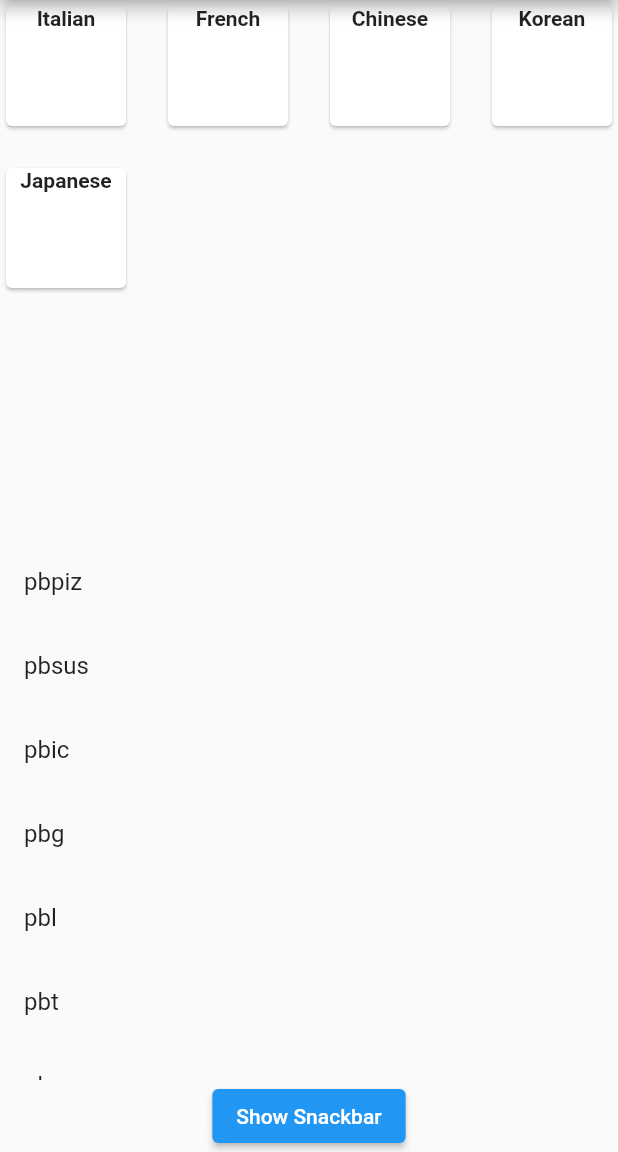
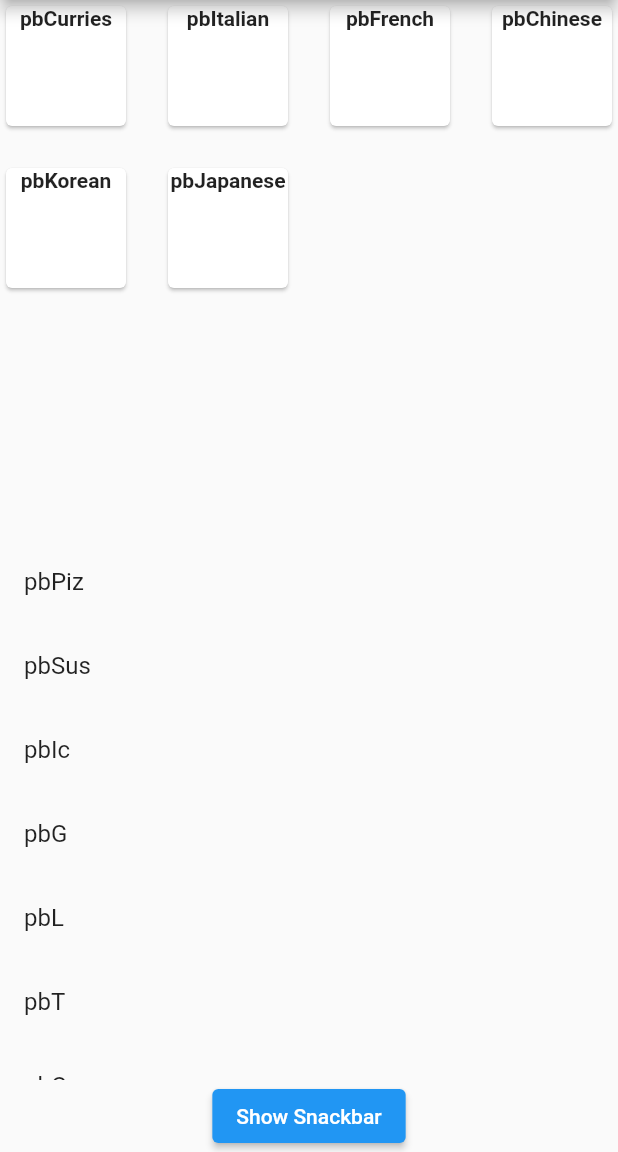
Before and after one commit to nyck33/the-plant-base, a Flutter app: the screen it shows after launch, on a phone screen of 412 x 824 dp, the part 84-1236 px from its top. Run offline on Flutter 3.47's test engine with Material 2 defaults, Android fonts, the phone set to English and light mode, and no system bars; our stand-ins replace dropdown_search, go_router; missing offline and left inert: enum_to_string.

Commit message:
assertion error

```diff
--- a/lib/constants.dart
+++ /dev/null
@@ -1,13 +0,0 @@
-import 'package:flutter/material.dart';
-
-final List<String> menuItems = [
-  'Italian', 'French', 'Chinese', 'Korean', 'Japanese'];
-
-final List<String> foodItems = [
-  'pbpiz', 'pbsus',
-  'pbic', 'pbg',
-  'pbl', 'pbt',
-  'pbc', 'pbf',
-  'pbc', 'pbv',
-  'pbsus'
-];
--- /dev/null
+++ b/lib/constants/constants.dart
@@ -0,0 +1,30 @@
+import 'dart:core';
+import 'package:flutter/material.dart';
+
+const String slash = "/";
+
+//from home
+const List<String> menuItems = [
+  'pbCurries', 'pbItalian', 'pbFrench',
+  'pbChinese', 'pbKorean', 'pbJapanese'
+];
+
+//subcategory of home categories
+const List<String> curries = [
+  'pbKorma', 'pbSweet',
+  'pbMedium', 'pbHot'
+];
+
+const List<String> pizzas = [
+  'pbMargherita', 'pbQuattroStagioni',
+  'pbHamPineapple', 'pbPepperoni',
+];
+
+const List<String> foodItems = [
+  'pbPiz', 'pbSus',
+  'pbIc', 'pbG',
+  'pbL', 'pbT',
+  'pbC', 'pbF',
+  'pbC', 'pbV',
+  'pbSus'
+];
--- a/lib/dropdown_search.dart
+++ b/lib/dropdown_search.dart
@@ -1,6 +1,6 @@
 import 'package:dropdown_search/dropdown_search.dart';
 import 'package:flutter/material.dart';
-import 'constants.dart';
+import 'constants/constants.dart';
 
 class DropdownSearch extends StatelessWidget {
   const DropdownSearch({super.key});
--- /dev/null
+++ b/lib/enums/my_enums.dart
@@ -0,0 +1,33 @@
+enum MyPage{
+  curries,
+
+  //
+  italian,
+}
+
+enum Dish{
+
+  //Italian
+  pbBolognese, pbMargherita, pbBasil, pbQuattroStagioni,
+}
+
+enum Curries{
+  pbKorma, pbSweet, pbMedium, pbHot
+}
+
+/*
+enum Curries{
+
+  const String homePath = '/curries';
+  final List<String> curryTypes = [
+    'pbKorma', 'pbSweet', 'pbMedium', 'pbHot'
+  ];
+
+  indian(homePath: '/curries-indian')
+  const Curries({
+    required this.curryHomePath,
+    required this.curryTypes,
+
+  });
+}
+*/
--- /dev/null
+++ b/lib/homescreen.dart
@@ -0,0 +1,60 @@
+import 'package:flutter/material.dart';
+import 'package:go_router/go_router.dart';
+import 'package:enum_to_string/enum_to_string.dart';
+
+//pages
+import 'menu_items_pages/curries/curries.dart';
+import 'menu_items_pages/italian/italian.dart';
+
+//utilities
+import 'enums/my_enums.dart';
+import 'menu_cards.dart';
+import 'snackbar_page.dart';
+import 'dropdown_search.dart';
+import 'constants/constants.dart';
+
+class HomeScreen extends StatelessWidget {
+  const HomeScreen({Key? key}) : super(key: key);
+
+  @override
+  Widget build(BuildContext context) => Scaffold(
+    appBar: AppBar(
+      centerTitle: true,
+      title: const Text('The Plant Base'),
+    ),
+    body: Column(
+        children:  [
+          MenuCards(),
+          const DropdownSearch(),
+          const SnackBarPage(),
+        ],
+    ),
+    drawer: Drawer(
+      child: ListView(
+        padding: EdgeInsets.zero, //remove padding
+        children: [
+          const DrawerHeader(
+            decoration: BoxDecoration(
+              color: Colors.blue,
+            ),
+            child: Text('Navigation'),
+          ),
+          ListTile(
+              title: const Text('Home'),
+              onTap: () {
+                //update state and close drawer
+                Navigator.pop(context);
+              }),
+          ListTile(
+            title: const Text('Back'),
+            onTap: () {
+              //update the state of the app
+              //close drawer
+              Navigator.pop(context);
+            },
+          ),
+        ],
+      ),
+    ),
+  );
+}
--- a/lib/main.dart
+++ b/lib/main.dart
@@ -1,70 +1,63 @@
 import 'package:flutter/material.dart';
 import 'package:go_router/go_router.dart';
+import 'package:enum_to_string/enum_to_string.dart';
+import 'package:layout/menu_items_pages/curries/details/korma.dart';
 
+//pages
+import 'homescreen.dart';
+import 'menu_items_pages/curries/curries.dart';
+import 'menu_items_pages/italian/italian.dart';
 
+//utilities
+import 'enums/my_enums.dart';
 import 'menu_cards.dart';
 import 'snackbar_page.dart';
 import 'dropdown_search.dart';
+import 'constants/constants.dart';
 
 // Uncomment lines 3 and 6 to view the visual layout at runtime.
 // import 'package:flutter/rendering.dart' show debugPaintSizeEnabled;
 
 void main() {
   //debugPaintSizeEnabled = true;
-  runApp(const PlantBaseApp());
+  runApp(PlantBaseApp());
 }
 
-class PlantBaseApp extends StatefulWidget {
-  const PlantBaseApp({super.key});
+class PlantBaseApp extends StatelessWidget {
+  PlantBaseApp({Key? key}) : super(key: key);
+
+  static const String title = "The Plant Base";
+
   @override
-  State<PlantBaseApp> createState() => _PlantBaseAppState();
+  Widget build(BuildContext context) => MaterialApp.router(
+      routerConfig: _router,
+      title: title,
+  );
+
+  final GoRouter _router = GoRouter(
+    routes: <GoRoute>[
+      GoRoute(
+        path: '/',
+        builder: (BuildContext context, GoRouterState state) =>
+        const HomeScreen(),
+        routes: <GoRoute>[
+          GoRoute(
+            path: (EnumToString.convertToString(MyPage.curries)),
+            builder: (BuildContext context, GoRouterState state) =>
+            const CurriesPage(),
+          ),
+          GoRoute(
+            path: (EnumToString.convertToString(MyPage.italian)),
+            builder: (BuildContext context, GoRouterState state) =>
+            const ItalianPage(),
+          ),
+          GoRoute(
+            path: (EnumToString.convertToString(Curries.pbKorma)),
+            builder: (BuildContext context, GoRouterState state) =>
+                const KormaPage(),
+          )
+        ],
+      ),
+    ],
+  );
 }
-class _PlantBaseAppState extends State<PlantBaseApp> {
-  @override
-  Widget build(BuildContext context) {
-    return MaterialApp(
-      title: 'The Plant Base',
-      home: Scaffold(
-        appBar: AppBar(
-          centerTitle: true,
-          title: const Text('The Plant Base'),
-        ),
-        body: Column(
-            children: const [
-              MenuCards(),
-              DropdownSearch(),
-              SnackBarPage(),
-            ],
-        ),
-        drawer: Drawer(
-          child:ListView(
-            padding: EdgeInsets.zero, //remove padding
-            children:[
-              const DrawerHeader(
-                decoration: BoxDecoration(
-                  color: Colors.blue,
-                ),
-                child:Text('PB Goodies'),
-              ),
-              ListTile(
-                title: const Text('Sweets'),
-                onTap:(){
-                  //update state and close drawer
-                  Navigator.pop(context);
-                }
-              ),
-              ListTile(
-                title: const Text('Beverages'),
-                onTap:(){
-                  //update the state of the app
-                  //close drawer
-                  Navigator.pop(context);
-                },
-              ),
-            ],
-          ),
-        ),
-      ),
-    );
-  }
-}
--- a/lib/menu_cards.dart
+++ b/lib/menu_cards.dart
@@ -1,9 +1,14 @@
+import 'package:enum_to_string/enum_to_string.dart';
 import 'package:flutter/material.dart';
+import 'package:go_router/go_router.dart';
 
-import 'constants.dart';
+import 'package:layout/enums/my_enums.dart';
+import 'constants/constants.dart';
 
 class MenuCards extends StatelessWidget{
-  const MenuCards({super.key});
+
+  final List<String> myItems;
+  MenuCards({super.key, this.myItems=menuItems});
 
   @override
   Widget build(BuildContext context){
@@ -13,7 +18,10 @@ class MenuCards extends StatelessWidget{
         crossAxisSpacing: 20.0,
         crossAxisCount: 4,
         children: [
-          for (var m in menuItems)Card(
+          for (var m in myItems)GestureDetector(
+            onTap: () => context.go
+              (slash + m),
+            child: Card(
               child: Column(
                 mainAxisSize: MainAxisSize.min,
                 children: [
@@ -24,6 +32,7 @@ class MenuCards extends StatelessWidget{
                     style: const TextStyle(fontWeight: FontWeight.bold),
                   ),
                 ],
+              ),
             ),
           ),
         ],
@@ -50,7 +59,6 @@ Column _buildButtonColumn(Color color, IconData icon, String label) {
         ),
       ),
     ],
-
   );
 }
 
--- a/pubspec.yaml
+++ b/pubspec.yaml
@@ -13,6 +13,7 @@ dependencies:
   dropdown_search: ^5.0.3
   dio: ^4.0.6
   go_router: ^5.1.5
+  enum_to_string: ^2.0.1
 
 dev_dependencies:
   flutter_test:
```
Also changed, not shown: lib/menu_items_pages/curries/curries.dart (added, +23 -0 lines), lib/menu_items_pages/curries/details/korma.dart (added, +33 -0 lines), lib/menu_items_pages/italian/italian.dart (added, +23 -0 lines), lib/menuItemsPages/curries/details/korma.dart (deleted), lib/menuItemsPages/italian/details/pb_bolognese.dart (deleted), lib/menuItemsPages/italian/italian.dart (deleted), lib/menu_items_pages/italian/details/pb_bolognese.dart (added), pubspec.lock. Lines whose indentation alone changed are shown as unchanged.
